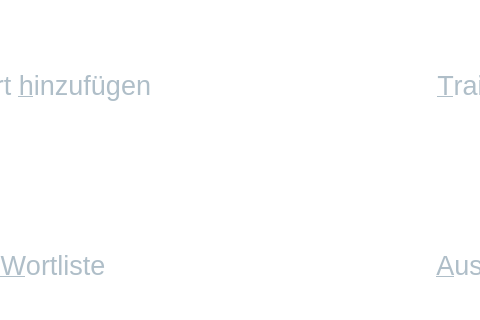
Qt form ui/main.ui (KDE/simon) before a commit; both pictures show x 255 to 735 and y 145 to 465 of the 999 by 631 pixel window.
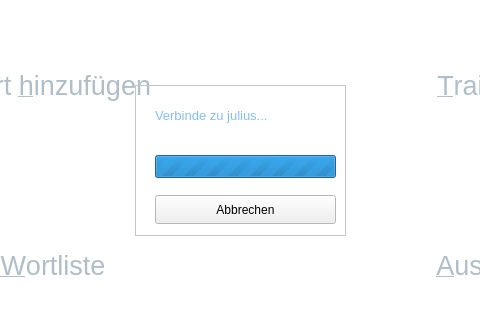
The same form after that commit. Icons and pictures are not drawn.

The edit to the form file:
```diff
--- a/ui/main.ui
+++ b/ui/main.ui
@@ -712,6 +712,100 @@
      <string/>
     </property>
    </widget>
+   <widget class="QLabel" name="lbLogo" >
+    <property name="geometry" >
+     <rect>
+      <x>655</x>
+      <y>0</y>
+      <width>265</width>
+      <height>149</height>
+     </rect>
+    </property>
+    <property name="text" >
+     <string/>
+    </property>
+   </widget>
+   <widget class="QFrame" name="frmConnecting" >
+    <property name="geometry" >
+     <rect>
+      <x>390</x>
+      <y>230</y>
+      <width>211</width>
+      <height>151</height>
+     </rect>
+    </property>
+    <property name="frameShape" >
+     <enum>QFrame::StyledPanel</enum>
+    </property>
+    <property name="frameShadow" >
+     <enum>QFrame::Raised</enum>
+    </property>
+    <widget class="QProgressBar" name="progressBar" >
+     <property name="geometry" >
+      <rect>
+       <x>20</x>
+       <y>70</y>
+       <width>181</width>
+       <height>23</height>
+      </rect>
+     </property>
+     <property name="maximum" >
+      <number>0</number>
+     </property>
+     <property name="value" >
+      <number>0</number>
+     </property>
+     <property name="textVisible" >
+      <bool>false</bool>
+     </property>
+     <property name="orientation" >
+      <enum>Qt::Horizontal</enum>
+     </property>
+     <property name="textDirection" >
+      <enum>QProgressBar::TopToBottom</enum>
+     </property>
+    </widget>
+    <widget class="QPushButton" name="pbCancelConnect" >
+     <property name="geometry" >
+      <rect>
+       <x>20</x>
+       <y>110</y>
+       <width>181</width>
+       <height>29</height>
+      </rect>
+     </property>
+     <property name="text" >
+      <string>Abbrechen</string>
+     </property>
+     <property name="icon" >
+      <iconset resource="../simon.qrc" >:/images/icons/process-stop.svg</iconset>
+     </property>
+     <property name="iconSize" >
+      <size>
+       <width>20</width>
+       <height>20</height>
+      </size>
+     </property>
+    </widget>
+    <widget class="QLabel" name="label" >
+     <property name="geometry" >
+      <rect>
+       <x>20</x>
+       <y>20</y>
+       <width>161</width>
+       <height>20</height>
+      </rect>
+     </property>
+     <property name="font" >
+      <font>
+       <pointsize>10</pointsize>
+      </font>
+     </property>
+     <property name="text" >
+      <string>Verbinde zu julius...</string>
+     </property>
+    </widget>
+   </widget>
   </widget>
  </widget>
  <tabstops>
```
